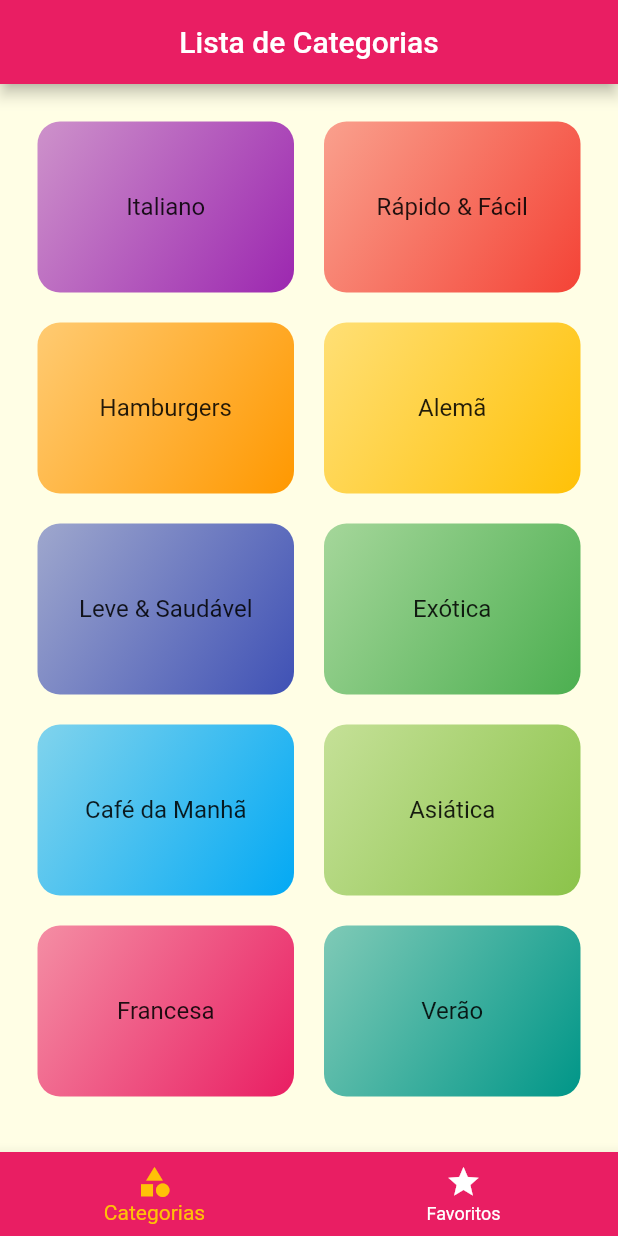
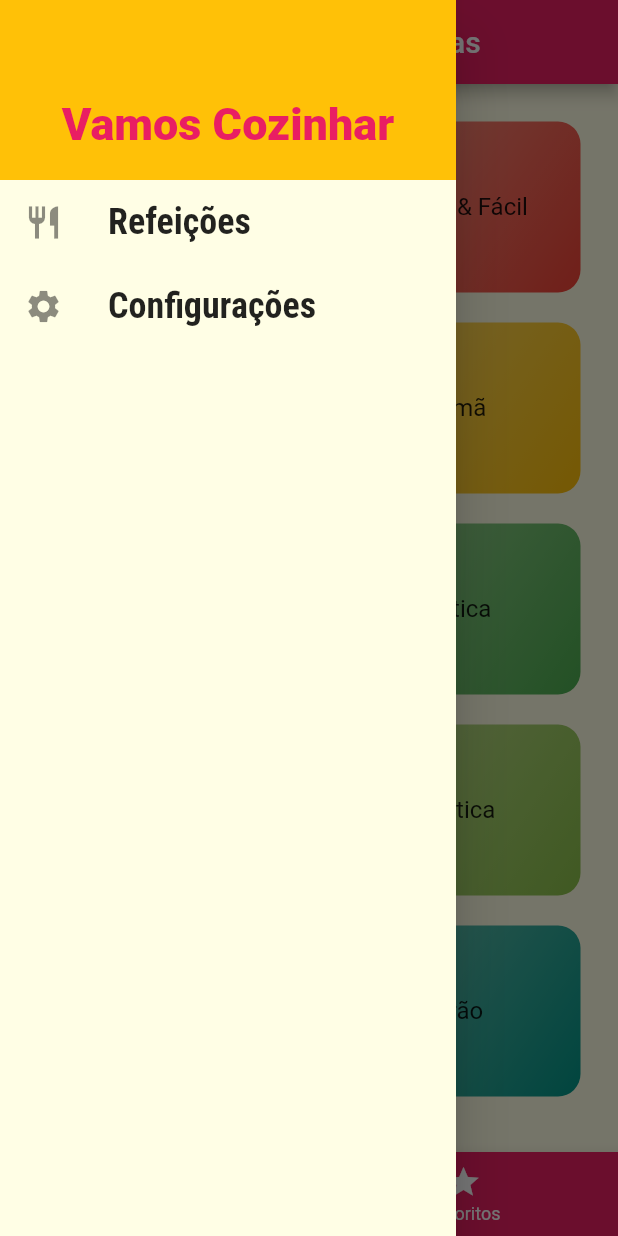
Before and after one commit to iagognunes/receitas_refeicoes, a Flutter app: the screen it shows after launch, with the side drawer open (before the commit the screen has no drawer), on a phone screen of 412 x 824 dp. Run offline on Flutter 3.47's test engine with Material 2 defaults, Android fonts, the phone set to English and light mode, and no system bars.

Commit message:
Aula 199,200,201 - Drawer

```diff
--- /dev/null
+++ b/lib/components/main_drawer.dart
@@ -0,0 +1,64 @@
+import 'package:flutter/material.dart';
+import 'package:receitas_refeicoes/utils/app_routes.dart';
+
+class MainDrawer extends StatefulWidget {
+  const MainDrawer({super.key});
+
+  @override
+  State<MainDrawer> createState() => _MainDrawerState();
+}
+
+class _MainDrawerState extends State<MainDrawer> {
+  Widget createIcon(IconData icon, String label, onTap) {
+    return ListTile(
+      leading: Icon(
+        icon,
+        size: 26,
+      ),
+      title: Text(
+        label,
+        style: const TextStyle(
+          fontFamily: 'RobotoCondensed',
+          fontSize: 24,
+          fontWeight: FontWeight.bold,
+        ),
+      ),
+      onTap: onTap,
+    );
+  }
+
+  @override
+  Widget build(BuildContext context) {
+    return Drawer(
+      child: Column(
+        children: [
+          Container(
+            height: 120,
+            width: double.infinity,
+            padding: const EdgeInsets.all(20),
+            color: Theme.of(context).colorScheme.secondary,
+            alignment: Alignment.bottomCenter,
+            child: Text(
+              "Vamos Cozinhar",
+              style: TextStyle(
+                fontWeight: FontWeight.w900,
+                fontSize: 30,
+                color: Theme.of(context).colorScheme.primary,
+              ),
+            ),
+          ),
+          createIcon(
+            Icons.restaurant,
+            'Refeições',
+            () => Navigator.of(context).pushReplacementNamed(AppRoutes.home),
+          ),
+          createIcon(
+            Icons.settings,
+            'Configurações',
+            () => Navigator.of(context).pushReplacementNamed(AppRoutes.settings),
+          ),
+        ],
+      ),
+    );
+  }
+}
--- a/lib/main.dart
+++ b/lib/main.dart
@@ -1,6 +1,7 @@
 import 'package:flutter/material.dart';
 import 'package:receitas_refeicoes/screens/categories_meals_screen.dart';
 import 'package:receitas_refeicoes/screens/meal_detail_screen.dart';
+import 'package:receitas_refeicoes/screens/settings_screen.dart';
 import 'package:receitas_refeicoes/screens/tabs_screen.dart';
 import 'package:receitas_refeicoes/utils/app_routes.dart';
 
@@ -27,6 +28,7 @@
         AppRoutes.home: (ctx) => const TabsScreen(),
         AppRoutes.categoriesMeals: (ctx) => const CategoriesMealsScreen(),
         AppRoutes.mealDetail: (ctx) => const MealDetailScreen(),
+        AppRoutes.settings: (ctx) => const SettingsScreen(),
       },
     );
   }
--- /dev/null
+++ b/lib/screens/settings_screen.dart
@@ -0,0 +1,19 @@
+import 'package:flutter/material.dart';
+import 'package:receitas_refeicoes/components/main_drawer.dart';
+
+class SettingsScreen extends StatelessWidget {
+  const SettingsScreen({super.key});
+
+  @override
+  Widget build(BuildContext context) {
+    return Scaffold(
+      appBar: AppBar(
+        title: const Text('Configurações'),
+      ),
+      drawer: const MainDrawer(),
+      body: const Center(
+        child: Text('Configurações'),
+      ),
+    );
+  }
+}
--- a/lib/screens/tabs_screen.dart
+++ b/lib/screens/tabs_screen.dart
@@ -1,4 +1,5 @@
 import 'package:flutter/material.dart';
+import 'package:receitas_refeicoes/components/main_drawer.dart';
 import 'package:receitas_refeicoes/screens/categories_screen.dart';
 import 'package:receitas_refeicoes/screens/favorite_screen.dart';
 
@@ -35,6 +36,7 @@
         title: Center(
             child: Text(screens[selectedScreenIndex]['title'] as String)),
       ),
+      drawer: const MainDrawer(),
       body: screens[selectedScreenIndex]['screen'] as Widget,
       bottomNavigationBar: BottomNavigationBar(
         onTap: selectScreen,
--- a/lib/utils/app_routes.dart
+++ b/lib/utils/app_routes.dart
@@ -2,4 +2,5 @@
   static const home = '/';
   static const categoriesMeals = '/categories-meals';
   static const mealDetail = '/meal-detail';
+  static const settings = '/settings';
 }
```
